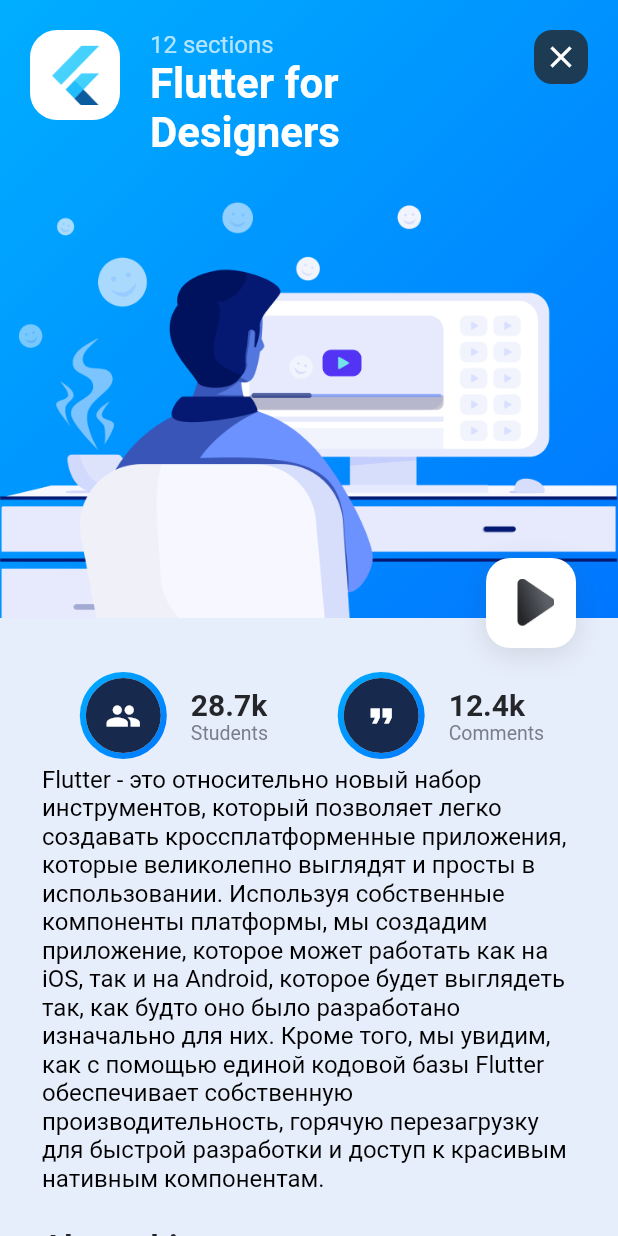
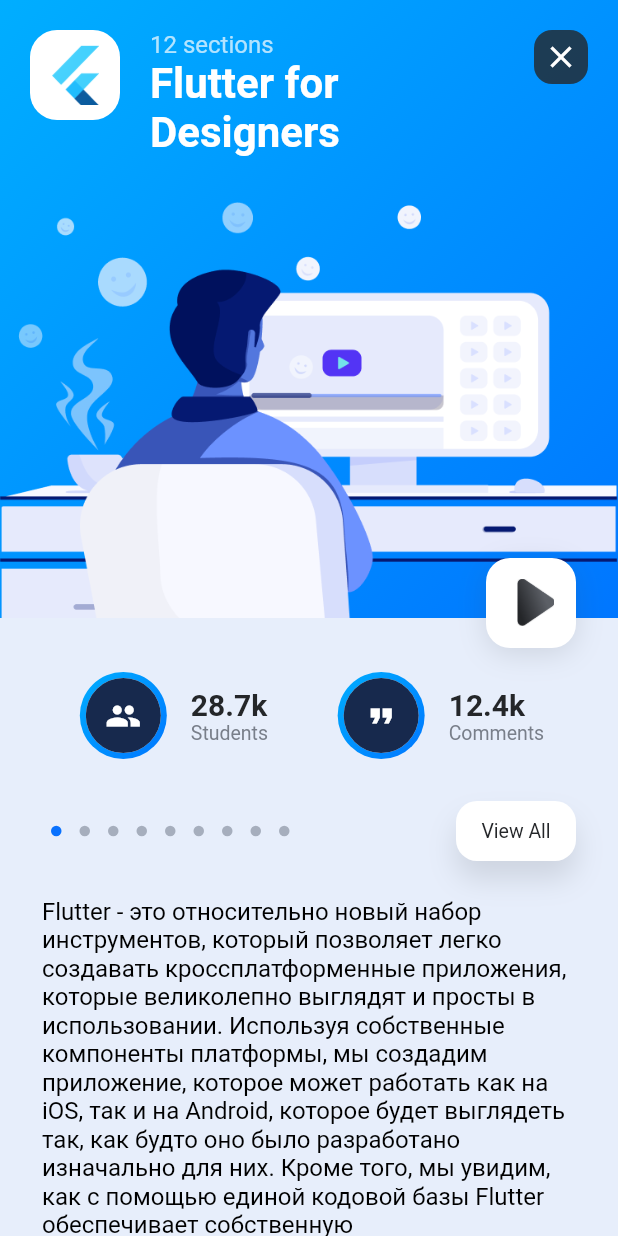
Before and after one commit to nicoaudy/designcode, a Flutter app: the screen it shows after launch, after a tap on "12 sections", on a phone screen of 412 x 824 dp. Run offline on Flutter 3.47's test engine with Material 2 defaults, Android fonts, the phone set to English and light mode, and no system bars; drawn by our look-alikes of sliding_up_panel.

Commit message:
course view all detail popup

```diff
--- a/lib/screens/course_screen.dart
+++ b/lib/screens/course_screen.dart
@@ -4,6 +4,7 @@ import 'package:flutter/cupertino.dart';
 import 'package:flutter/material.dart';
 import 'package:designcode/constants.dart';
 import 'package:designcode/models/course.dart';
+import 'package:sliding_up_panel/sliding_up_panel.dart';
 
 class CourseScreen extends StatefulWidget {
   CourseScreen({this.course});
@@ -15,16 +16,61 @@ class CourseScreen extends StatefulWidget {
 }
 
 class _CourseScreenState extends State<CourseScreen> {
+  Widget indicators() {
+    List<Widget> indicators = [];
+
+    for (var i = 0; i < 9; i++) {
+      indicators.add(
+        Container(
+          width: 7.0,
+          height: 7.0,
+          margin: EdgeInsets.symmetric(horizontal: 6.0),
+          decoration: BoxDecoration(
+            shape: BoxShape.circle,
+            color: i == 0 ? Color(0xFF0971FE) : Color(0xFFA6AEBD),
+          ),
+        ),
+      );
+    }
+
+    return Row(
+      mainAxisAlignment: MainAxisAlignment.center,
+      children: indicators,
+    );
+  }
+
+  PanelController panelController;
+
+  @override
+  void initState() {
+    super.initState();
+
+    panelController = PanelController();
+  }
+
   @override
   Widget build(BuildContext context) {
     return Scaffold(
       backgroundColor: kBackgroundColor,
-      body: GestureDetector(
-        onTap: () {
-          Navigator.pop(context);
-        },
-        child: Container(
-          child: SingleChildScrollView(
+      body: Container(
+        child: SlidingUpPanel(
+          controller: panelController,
+          backdropEnabled: true,
+          borderRadius: BorderRadius.only(
+            topLeft: Radius.circular(34),
+          ),
+          color: kCardPopupBackgroundColor,
+          boxShadow: [
+            BoxShadow(
+              color: kShadowColor,
+              offset: Offset(0, -12),
+              blurRadius: 32.0,
+            ),
+          ],
+          minHeight: 0.0,
+          maxHeight: MediaQuery.of(context).size.height * 0.95,
+          panel: Container(),
+          body: SingleChildScrollView(
             child: Column(
               children: [
                 Stack(
@@ -274,6 +320,41 @@ class _CourseScreenState extends State<CourseScreen> {
                   ),
                 ),
                 Padding(
+                  padding:
+                      EdgeInsets.symmetric(horizontal: 28.0, vertical: 24.0),
+                  child: Row(
+                    mainAxisAlignment: MainAxisAlignment.spaceBetween,
+                    children: [
+                      indicators(),
+                      GestureDetector(
+                        onTap: () {
+                          panelController.open();
+                        },
+                        child: Container(
+                          alignment: Alignment.center,
+                          decoration: BoxDecoration(
+                            color: Colors.white,
+                            boxShadow: [
+                              BoxShadow(
+                                color: kShadowColor,
+                                offset: Offset(0, 12),
+                                blurRadius: 16.0,
+                              )
+                            ],
+                            borderRadius: BorderRadius.circular(14.0),
+                          ),
+                          width: 80.0,
+                          height: 40.0,
+                          child: Text(
+                            "View All",
+                            style: kSearchTextStyle,
+                          ),
+                        ),
+                      )
+                    ],
+                  ),
+                ),
+                Padding(
                   padding: EdgeInsets.symmetric(horizontal: 28.0),
                   child: Column(
                     crossAxisAlignment: CrossAxisAlignment.start,
```
